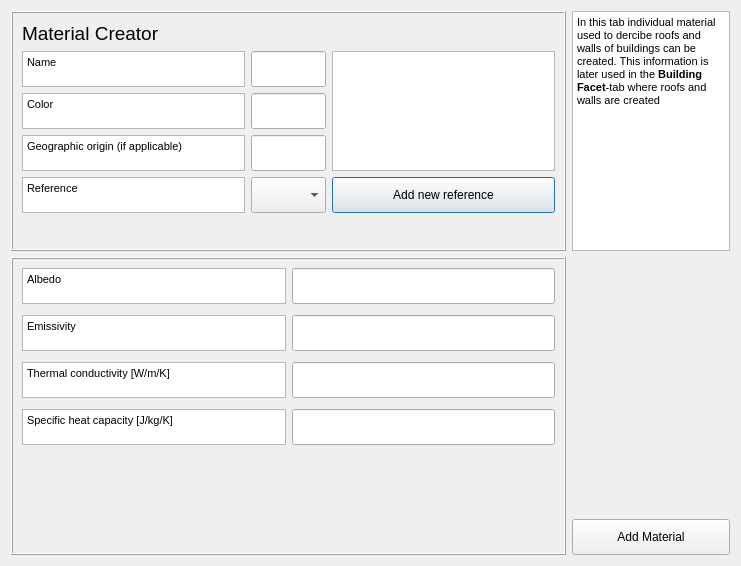
The window that tabs/Spartacus_material_tab.ui (gusbacos/suews_database_manager) describes before a commit, drawn with Qt 5.
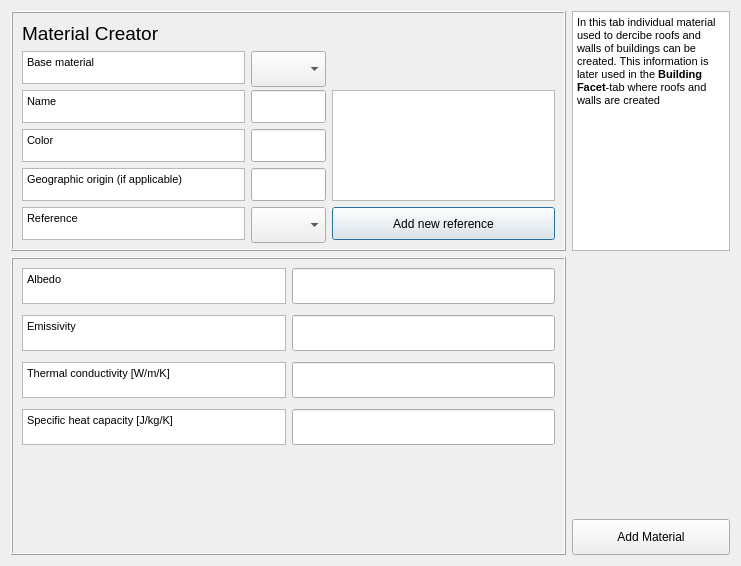
The same window after the commit. Custom widgets are drawn as their Qt base class.

```diff
--- a/tabs/Spartacus_material_tab.ui
+++ b/tabs/Spartacus_material_tab.ui
@@ -29,189 +29,6 @@
       <enum>QFrame::Raised</enum>
      </property>
      <layout class="QGridLayout" name="gridLayout_2">
-      <item row="3" column="0">
-       <widget class="QTextBrowser" name="textBrowserOrig">
-        <property name="sizePolicy">
-         <sizepolicy hsizetype="Expanding" vsizetype="Preferred">
-          <horstretch>0</horstretch>
-          <verstretch>0</verstretch>
-         </sizepolicy>
-        </property>
-        <property name="maximumSize">
-         <size>
-          <width>16777215</width>
-          <height>36</height>
-         </size>
-        </property>
-        <property name="html">
-         <string>&lt;!DOCTYPE HTML PUBLIC &quot;-//W3C//DTD HTML 4.0//EN&quot; &quot;http://www.w3.org/TR/REC-html40/strict.dtd&quot;&gt;
-&lt;html&gt;&lt;head&gt;&lt;meta name=&quot;qrichtext&quot; content=&quot;1&quot; /&gt;&lt;style type=&quot;text/css&quot;&gt;
-p, li { white-space: pre-wrap; }
-&lt;/style&gt;&lt;/head&gt;&lt;body style=&quot; font-family:'MS Shell Dlg 2'; font-size:12pt; font-weight:400; font-style:normal;&quot;&gt;
-&lt;p style=&quot; margin-top:0px; margin-bottom:0px; margin-left:0px; margin-right:0px; -qt-block-indent:0; text-indent:0px;&quot;&gt;&lt;span style=&quot; font-size:8pt;&quot;&gt;Geographic origin (if applicable)&lt;/span&gt;&lt;/p&gt;&lt;/body&gt;&lt;/html&gt;</string>
-        </property>
-       </widget>
-      </item>
-      <item row="4" column="0">
-       <widget class="QTextBrowser" name="textBrowserOrig_11">
-        <property name="enabled">
-         <bool>true</bool>
-        </property>
-        <property name="sizePolicy">
-         <sizepolicy hsizetype="Preferred" vsizetype="Preferred">
-          <horstretch>0</horstretch>
-          <verstretch>0</verstretch>
-         </sizepolicy>
-        </property>
-        <property name="maximumSize">
-         <size>
-          <width>16777215</width>
-          <height>36</height>
-         </size>
-        </property>
-        <property name="html">
-         <string>&lt;!DOCTYPE HTML PUBLIC &quot;-//W3C//DTD HTML 4.0//EN&quot; &quot;http://www.w3.org/TR/REC-html40/strict.dtd&quot;&gt;
-&lt;html&gt;&lt;head&gt;&lt;meta name=&quot;qrichtext&quot; content=&quot;1&quot; /&gt;&lt;style type=&quot;text/css&quot;&gt;
-p, li { white-space: pre-wrap; }
-&lt;/style&gt;&lt;/head&gt;&lt;body style=&quot; font-family:'MS Shell Dlg 2'; font-size:12pt; font-weight:400; font-style:normal;&quot;&gt;
-&lt;p style=&quot; margin-top:0px; margin-bottom:0px; margin-left:0px; margin-right:0px; -qt-block-indent:0; text-indent:0px;&quot;&gt;&lt;span style=&quot; font-size:8pt;&quot;&gt;Reference&lt;/span&gt;&lt;/p&gt;&lt;/body&gt;&lt;/html&gt;</string>
-        </property>
-       </widget>
-      </item>
-      <item row="2" column="0">
-       <widget class="QTextBrowser" name="textBrowserOrig_10">
-        <property name="sizePolicy">
-         <sizepolicy hsizetype="Expanding" vsizetype="Preferred">
-          <horstretch>0</horstretch>
-          <verstretch>0</verstretch>
-         </sizepolicy>
-        </property>
-        <property name="maximumSize">
-         <size>
-          <width>16777215</width>
-          <height>36</height>
-         </size>
-        </property>
-        <property name="html">
-         <string>&lt;!DOCTYPE HTML PUBLIC &quot;-//W3C//DTD HTML 4.0//EN&quot; &quot;http://www.w3.org/TR/REC-html40/strict.dtd&quot;&gt;
-&lt;html&gt;&lt;head&gt;&lt;meta name=&quot;qrichtext&quot; content=&quot;1&quot; /&gt;&lt;style type=&quot;text/css&quot;&gt;
-p, li { white-space: pre-wrap; }
-&lt;/style&gt;&lt;/head&gt;&lt;body style=&quot; font-family:'MS Shell Dlg 2'; font-size:12pt; font-weight:400; font-style:normal;&quot;&gt;
-&lt;p style=&quot; margin-top:0px; margin-bottom:0px; margin-left:0px; margin-right:0px; -qt-block-indent:0; text-indent:0px;&quot;&gt;&lt;span style=&quot; font-size:8pt;&quot;&gt;Color&lt;/span&gt;&lt;/p&gt;&lt;/body&gt;&lt;/html&gt;</string>
-        </property>
-       </widget>
-      </item>
-      <item row="1" column="0">
-       <widget class="QTextBrowser" name="textBrowserDesc">
-        <property name="sizePolicy">
-         <sizepolicy hsizetype="Expanding" vsizetype="Preferred">
-          <horstretch>0</horstretch>
-          <verstretch>0</verstretch>
-         </sizepolicy>
-        </property>
-        <property name="maximumSize">
-         <size>
-          <width>16777215</width>
-          <height>36</height>
-         </size>
-        </property>
-        <property name="html">
-         <string>&lt;!DOCTYPE HTML PUBLIC &quot;-//W3C//DTD HTML 4.0//EN&quot; &quot;http://www.w3.org/TR/REC-html40/strict.dtd&quot;&gt;
-&lt;html&gt;&lt;head&gt;&lt;meta name=&quot;qrichtext&quot; content=&quot;1&quot; /&gt;&lt;style type=&quot;text/css&quot;&gt;
-p, li { white-space: pre-wrap; }
-&lt;/style&gt;&lt;/head&gt;&lt;body style=&quot; font-family:'MS Shell Dlg 2'; font-size:12pt; font-weight:400; font-style:normal;&quot;&gt;
-&lt;p style=&quot; margin-top:0px; margin-bottom:0px; margin-left:0px; margin-right:0px; -qt-block-indent:0; text-indent:0px;&quot;&gt;&lt;span style=&quot; font-size:8pt;&quot;&gt;Name&lt;/span&gt;&lt;/p&gt;&lt;/body&gt;&lt;/html&gt;</string>
-        </property>
-       </widget>
-      </item>
-      <item row="1" column="1">
-       <widget class="QgsFilterLineEdit" name="textEditName">
-        <property name="sizePolicy">
-         <sizepolicy hsizetype="Expanding" vsizetype="Preferred">
-          <horstretch>0</horstretch>
-          <verstretch>0</verstretch>
-         </sizepolicy>
-        </property>
-        <property name="maximumSize">
-         <size>
-          <width>16777215</width>
-          <height>36</height>
-         </size>
-        </property>
-        <property name="inputMethodHints">
-         <set>Qt::ImhNone</set>
-        </property>
-        <property name="qgisRelation" stdset="0">
-         <string notr="true"/>
-        </property>
-       </widget>
-      </item>
-      <item row="2" column="1">
-       <widget class="QgsFilterLineEdit" name="textEditColor">
-        <property name="sizePolicy">
-         <sizepolicy hsizetype="Expanding" vsizetype="Preferred">
-          <horstretch>0</horstretch>
-          <verstretch>0</verstretch>
-         </sizepolicy>
-        </property>
-        <property name="maximumSize">
-         <size>
-          <width>16777215</width>
-          <height>36</height>
-         </size>
-        </property>
-        <property name="inputMethodHints">
-         <set>Qt::ImhNone</set>
-        </property>
-        <property name="qgisRelation" stdset="0">
-         <string notr="true"/>
-        </property>
-       </widget>
-      </item>
-      <item row="3" column="1">
-       <widget class="QgsFilterLineEdit" name="textEditOrig">
-        <property name="sizePolicy">
-         <sizepolicy hsizetype="Expanding" vsizetype="Preferred">
-          <horstretch>0</horstretch>
-          <verstretch>0</verstretch>
-         </sizepolicy>
-        </property>
-        <property name="maximumSize">
-         <size>
-          <width>16777215</width>
-          <height>36</height>
-         </size>
-        </property>
-        <property name="qgisRelation" stdset="0">
-         <string notr="true"/>
-        </property>
-       </widget>
-      </item>
-      <item row="4" column="1">
-       <widget class="QComboBox" name="comboBoxRef">
-        <property name="enabled">
-         <bool>true</bool>
-        </property>
-        <property name="sizePolicy">
-         <sizepolicy hsizetype="Preferred" vsizetype="Preferred">
-          <horstretch>0</horstretch>
-          <verstretch>0</verstretch>
-         </sizepolicy>
-        </property>
-        <property name="minimumSize">
-         <size>
-          <width>0</width>
-          <height>36</height>
-         </size>
-        </property>
-        <property name="maximumSize">
-         <size>
-          <width>500</width>
-          <height>36</height>
-         </size>
-        </property>
-       </widget>
-      </item>
       <item row="0" column="0">
        <widget class="QLabel" name="label_3">
         <property name="font">
@@ -229,7 +46,7 @@
         </property>
        </widget>
       </item>
-      <item row="1" column="2" rowspan="3">
+      <item row="2" column="2" rowspan="3">
        <widget class="QTextBrowser" name="textBrowserRef">
         <property name="enabled">
          <bool>true</bool>
@@ -254,7 +71,75 @@
         </property>
        </widget>
       </item>
-      <item row="4" column="2">
+      <item row="1" column="0">
+       <widget class="QTextBrowser" name="textBrowserBase_12">
+        <property name="enabled">
+         <bool>true</bool>
+        </property>
+        <property name="sizePolicy">
+         <sizepolicy hsizetype="Preferred" vsizetype="Preferred">
+          <horstretch>0</horstretch>
+          <verstretch>0</verstretch>
+         </sizepolicy>
+        </property>
+        <property name="maximumSize">
+         <size>
+          <width>16777215</width>
+          <height>36</height>
+         </size>
+        </property>
+        <property name="html">
+         <string>&lt;!DOCTYPE HTML PUBLIC &quot;-//W3C//DTD HTML 4.0//EN&quot; &quot;http://www.w3.org/TR/REC-html40/strict.dtd&quot;&gt;
+&lt;html&gt;&lt;head&gt;&lt;meta name=&quot;qrichtext&quot; content=&quot;1&quot; /&gt;&lt;style type=&quot;text/css&quot;&gt;
+p, li { white-space: pre-wrap; }
+&lt;/style&gt;&lt;/head&gt;&lt;body style=&quot; font-family:'MS Shell Dlg 2'; font-size:8.25pt; font-weight:400; font-style:normal;&quot;&gt;
+&lt;p style=&quot; margin-top:0px; margin-bottom:0px; margin-left:0px; margin-right:0px; -qt-block-indent:0; text-indent:0px;&quot;&gt;&lt;span style=&quot; font-size:8pt;&quot;&gt;Base material&lt;/span&gt;&lt;/p&gt;&lt;/body&gt;&lt;/html&gt;</string>
+        </property>
+       </widget>
+      </item>
+      <item row="4" column="0">
+       <widget class="QTextBrowser" name="textBrowserOrig">
+        <property name="sizePolicy">
+         <sizepolicy hsizetype="Expanding" vsizetype="Preferred">
+          <horstretch>0</horstretch>
+          <verstretch>0</verstretch>
+         </sizepolicy>
+        </property>
+        <property name="maximumSize">
+         <size>
+          <width>16777215</width>
+          <height>36</height>
+         </size>
+        </property>
+        <property name="html">
+         <string>&lt;!DOCTYPE HTML PUBLIC &quot;-//W3C//DTD HTML 4.0//EN&quot; &quot;http://www.w3.org/TR/REC-html40/strict.dtd&quot;&gt;
+&lt;html&gt;&lt;head&gt;&lt;meta name=&quot;qrichtext&quot; content=&quot;1&quot; /&gt;&lt;style type=&quot;text/css&quot;&gt;
+p, li { white-space: pre-wrap; }
+&lt;/style&gt;&lt;/head&gt;&lt;body style=&quot; font-family:'MS Shell Dlg 2'; font-size:8.25pt; font-weight:400; font-style:normal;&quot;&gt;
+&lt;p style=&quot; margin-top:0px; margin-bottom:0px; margin-left:0px; margin-right:0px; -qt-block-indent:0; text-indent:0px;&quot;&gt;&lt;span style=&quot; font-size:8pt;&quot;&gt;Geographic origin (if applicable)&lt;/span&gt;&lt;/p&gt;&lt;/body&gt;&lt;/html&gt;</string>
+        </property>
+       </widget>
+      </item>
+      <item row="4" column="1">
+       <widget class="QgsFilterLineEdit" name="textEditOrig">
+        <property name="sizePolicy">
+         <sizepolicy hsizetype="Expanding" vsizetype="Preferred">
+          <horstretch>0</horstretch>
+          <verstretch>0</verstretch>
+         </sizepolicy>
+        </property>
+        <property name="maximumSize">
+         <size>
+          <width>16777215</width>
+          <height>36</height>
+         </size>
+        </property>
+        <property name="qgisRelation" stdset="0">
+         <string notr="true"/>
+        </property>
+       </widget>
+      </item>
+      <item row="5" column="2">
        <widget class="QPushButton" name="pushButtonToRefManager">
         <property name="enabled">
          <bool>true</bool>
@@ -276,7 +161,122 @@
         </property>
        </widget>
       </item>
-      <item row="5" column="0" colspan="3">
+      <item row="3" column="1">
+       <widget class="QgsFilterLineEdit" name="textEditColor">
+        <property name="sizePolicy">
+         <sizepolicy hsizetype="Expanding" vsizetype="Preferred">
+          <horstretch>0</horstretch>
+          <verstretch>0</verstretch>
+         </sizepolicy>
+        </property>
+        <property name="maximumSize">
+         <size>
+          <width>16777215</width>
+          <height>36</height>
+         </size>
+        </property>
+        <property name="inputMethodHints">
+         <set>Qt::ImhNone</set>
+        </property>
+        <property name="qgisRelation" stdset="0">
+         <string notr="true"/>
+        </property>
+       </widget>
+      </item>
+      <item row="2" column="0">
+       <widget class="QTextBrowser" name="textBrowserDesc">
+        <property name="sizePolicy">
+         <sizepolicy hsizetype="Expanding" vsizetype="Preferred">
+          <horstretch>0</horstretch>
+          <verstretch>0</verstretch>
+         </sizepolicy>
+        </property>
+        <property name="maximumSize">
+         <size>
+          <width>16777215</width>
+          <height>36</height>
+         </size>
+        </property>
+        <property name="html">
+         <string>&lt;!DOCTYPE HTML PUBLIC &quot;-//W3C//DTD HTML 4.0//EN&quot; &quot;http://www.w3.org/TR/REC-html40/strict.dtd&quot;&gt;
+&lt;html&gt;&lt;head&gt;&lt;meta name=&quot;qrichtext&quot; content=&quot;1&quot; /&gt;&lt;style type=&quot;text/css&quot;&gt;
+p, li { white-space: pre-wrap; }
+&lt;/style&gt;&lt;/head&gt;&lt;body style=&quot; font-family:'MS Shell Dlg 2'; font-size:8.25pt; font-weight:400; font-style:normal;&quot;&gt;
+&lt;p style=&quot; margin-top:0px; margin-bottom:0px; margin-left:0px; margin-right:0px; -qt-block-indent:0; text-indent:0px;&quot;&gt;&lt;span style=&quot; font-size:8pt;&quot;&gt;Name&lt;/span&gt;&lt;/p&gt;&lt;/body&gt;&lt;/html&gt;</string>
+        </property>
+       </widget>
+      </item>
+      <item row="3" column="0">
+       <widget class="QTextBrowser" name="textBrowserOrig_10">
+        <property name="sizePolicy">
+         <sizepolicy hsizetype="Expanding" vsizetype="Preferred">
+          <horstretch>0</horstretch>
+          <verstretch>0</verstretch>
+         </sizepolicy>
+        </property>
+        <property name="maximumSize">
+         <size>
+          <width>16777215</width>
+          <height>36</height>
+         </size>
+        </property>
+        <property name="html">
+         <string>&lt;!DOCTYPE HTML PUBLIC &quot;-//W3C//DTD HTML 4.0//EN&quot; &quot;http://www.w3.org/TR/REC-html40/strict.dtd&quot;&gt;
+&lt;html&gt;&lt;head&gt;&lt;meta name=&quot;qrichtext&quot; content=&quot;1&quot; /&gt;&lt;style type=&quot;text/css&quot;&gt;
+p, li { white-space: pre-wrap; }
+&lt;/style&gt;&lt;/head&gt;&lt;body style=&quot; font-family:'MS Shell Dlg 2'; font-size:8.25pt; font-weight:400; font-style:normal;&quot;&gt;
+&lt;p style=&quot; margin-top:0px; margin-bottom:0px; margin-left:0px; margin-right:0px; -qt-block-indent:0; text-indent:0px;&quot;&gt;&lt;span style=&quot; font-size:8pt;&quot;&gt;Color&lt;/span&gt;&lt;/p&gt;&lt;/body&gt;&lt;/html&gt;</string>
+        </property>
+       </widget>
+      </item>
+      <item row="2" column="1">
+       <widget class="QgsFilterLineEdit" name="textEditName">
+        <property name="sizePolicy">
+         <sizepolicy hsizetype="Expanding" vsizetype="Preferred">
+          <horstretch>0</horstretch>
+          <verstretch>0</verstretch>
+         </sizepolicy>
+        </property>
+        <property name="maximumSize">
+         <size>
+          <width>16777215</width>
+          <height>36</height>
+         </size>
+        </property>
+        <property name="inputMethodHints">
+         <set>Qt::ImhNone</set>
+        </property>
+        <property name="qgisRelation" stdset="0">
+         <string notr="true"/>
+        </property>
+       </widget>
+      </item>
+      <item row="5" column="1">
+       <widget class="QComboBox" name="comboBoxRef">
+        <property name="enabled">
+         <bool>true</bool>
+        </property>
+        <property name="sizePolicy">
+         <sizepolicy hsizetype="Preferred" vsizetype="Preferred">
+          <horstretch>0</horstretch>
+          <verstretch>0</verstretch>
+         </sizepolicy>
+        </property>
+        <property name="minimumSize">
+         <size>
+          <width>0</width>
+          <height>36</height>
+         </size>
+        </property>
+        <property name="maximumSize">
+         <size>
+          <width>500</width>
+          <height>36</height>
+         </size>
+        </property>
+       </widget>
+      </item>
+      <item row="6" column="0">
        <spacer name="verticalSpacer_2">
         <property name="orientation">
          <enum>Qt::Vertical</enum>
@@ -289,6 +289,57 @@
         </property>
        </spacer>
       </item>
+      <item row="5" column="0">
+       <widget class="QTextBrowser" name="textBrowserOrig_11">
+        <property name="enabled">
+         <bool>true</bool>
+        </property>
+        <property name="sizePolicy">
+         <sizepolicy hsizetype="Preferred" vsizetype="Preferred">
+          <horstretch>0</horstretch>
+          <verstretch>0</verstretch>
+         </sizepolicy>
+        </property>
+        <property name="maximumSize">
+         <size>
+          <width>16777215</width>
+          <height>36</height>
+         </size>
+        </property>
+        <property name="html">
+         <string>&lt;!DOCTYPE HTML PUBLIC &quot;-//W3C//DTD HTML 4.0//EN&quot; &quot;http://www.w3.org/TR/REC-html40/strict.dtd&quot;&gt;
+&lt;html&gt;&lt;head&gt;&lt;meta name=&quot;qrichtext&quot; content=&quot;1&quot; /&gt;&lt;style type=&quot;text/css&quot;&gt;
+p, li { white-space: pre-wrap; }
+&lt;/style&gt;&lt;/head&gt;&lt;body style=&quot; font-family:'MS Shell Dlg 2'; font-size:8.25pt; font-weight:400; font-style:normal;&quot;&gt;
+&lt;p style=&quot; margin-top:0px; margin-bottom:0px; margin-left:0px; margin-right:0px; -qt-block-indent:0; text-indent:0px;&quot;&gt;&lt;span style=&quot; font-size:8pt;&quot;&gt;Reference&lt;/span&gt;&lt;/p&gt;&lt;/body&gt;&lt;/html&gt;</string>
+        </property>
+       </widget>
+      </item>
+      <item row="1" column="1">
+       <widget class="QComboBox" name="comboBoxBase">
+        <property name="enabled">
+         <bool>true</bool>
+        </property>
+        <property name="sizePolicy">
+         <sizepolicy hsizetype="Preferred" vsizetype="Preferred">
+          <horstretch>0</horstretch>
+          <verstretch>0</verstretch>
+         </sizepolicy>
+        </property>
+        <property name="minimumSize">
+         <size>
+          <width>0</width>
+          <height>36</height>
+         </size>
+        </property>
+        <property name="maximumSize">
+         <size>
+          <width>500</width>
+          <height>36</height>
+         </size>
+        </property>
+       </widget>
+      </item>
      </layout>
     </widget>
    </item>
```
Left out of the diff: 14 changed lines with no effect on the pictures.
